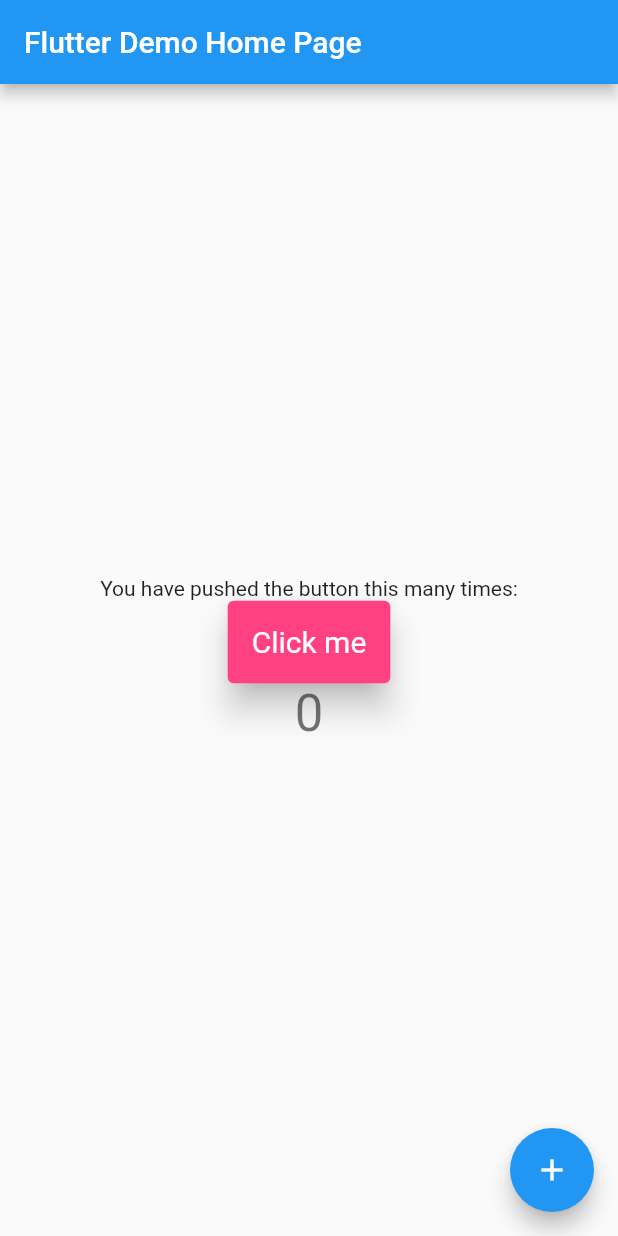
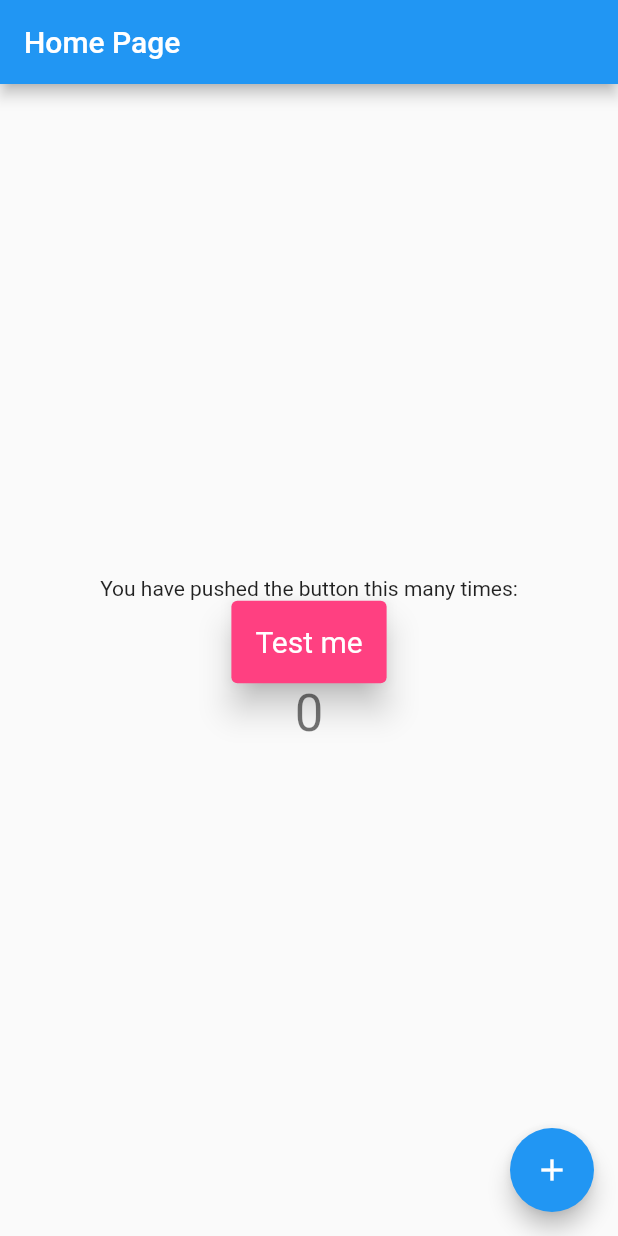
Before and after one commit to zeroappz/stack_chart, a Flutter app: the screen it shows after launch, on a phone screen of 412 x 824 dp. Run offline on Flutter 3.47's test engine with Material 2 defaults, Android fonts, the phone set to English and light mode, and no system bars.

Commit message:
[Test]: Test commit

```diff
--- a/example/lib/main.dart
+++ b/example/lib/main.dart
@@ -12,11 +12,11 @@ class MyApp extends StatelessWidget {
   @override
   Widget build(BuildContext context) {
     return MaterialApp(
-      title: 'Flutter Demo',
+      title: 'Flutter Package',
       theme: ThemeData(
         primarySwatch: Colors.blue,
       ),
-      home: const MyHomePage(title: 'Flutter Demo Home Page'),
+      home: const MyHomePage(title: 'Home Page'),
     );
   }
 }
@@ -53,7 +53,7 @@ class _MyHomePageState extends State<MyHomePage> {
             ),
             MacinCodeButton(
               onPressed: _incrementCounter,
-              child: const Text("Click me"),
+              child: const Text("Test me"),
             ),
             Text(
               '$_counter',
```
